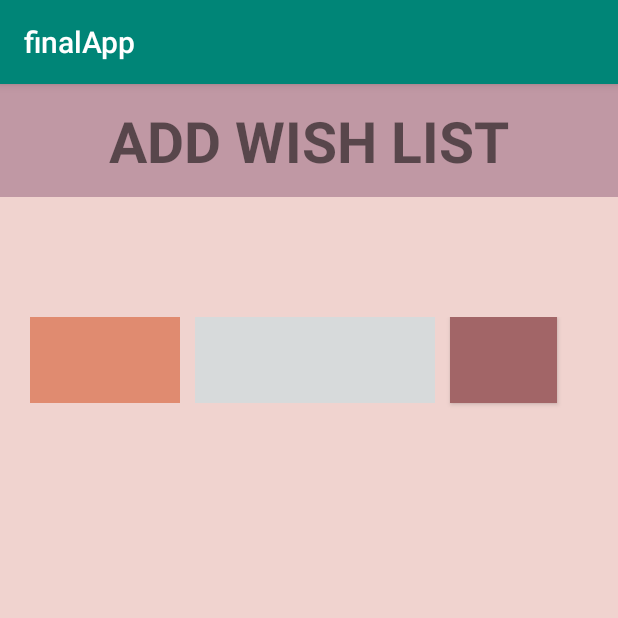
After one commit to daixzz/finalApp, an Android app: the add_pageActivity screen opened directly, with no data from a screen before it, on a phone screen of 412 x 824 dp, the top half of it. The commit adds this screen. Run offline under Robolectric (Android 15) with nearby library versions, the phone set to English and light mode, and no system bars.

Commit message:
6.14好烦呐好烦好烦好烦好烦我真的觉得好烦我也想去迪斯尼烦

```diff
--- /dev/null
+++ b/app/src/main/java/com/zhen/finalapp/add_pageActivity.java
@@ -0,0 +1,35 @@
+package com.zhen.finalapp;
+
+import androidx.appcompat.app.AppCompatActivity;
+
+import android.app.DatePickerDialog;
+import android.os.Bundle;
+import android.view.View;
+import android.widget.DatePicker;
+import android.widget.Toast;
+
+import java.util.Calendar;
+
+public class add_pageActivity extends AppCompatActivity {
+
+    @Override
+    protected void onCreate(Bundle savedInstanceState) {
+        super.onCreate(savedInstanceState);
+        setContentView(R.layout.activity_add_page);
+    }
+
+    public void Click(View btn){
+        Calendar calendar=Calendar.getInstance();
+        new DatePickerDialog( this, new DatePickerDialog.OnDateSetListener() {
+            @Override
+            public void onDateSet(DatePicker view, int year, int month, int dayOfMonth) {
+                String text = "你选择了：" + year + "年" + (month + 1) + "月" + dayOfMonth + "日";
+                Toast.makeText( add_pageActivity.this, text, Toast.LENGTH_SHORT ).show();
+            }
+        }
+                ,calendar.get(Calendar.YEAR)
+                ,calendar.get(Calendar.MONTH)
+                ,calendar.get(Calendar.DAY_OF_MONTH)).show();
+
+    }
+}
--- /dev/null
+++ b/app/src/main/res/layout/activity_add_page.xml
@@ -0,0 +1,66 @@
+<?xml version="1.0" encoding="utf-8"?>
+<LinearLayout xmlns:android="http://schemas.android.com/apk/res/android"
+    xmlns:app="http://schemas.android.com/apk/res-auto"
+    xmlns:tools="http://schemas.android.com/tools"
+    android:layout_width="match_parent"
+    android:layout_height="match_parent"
+    android:background="#F0D3CF"
+
+    android:orientation="vertical"
+    tools:context=".add_pageActivity">
+
+
+    <TextView
+        android:id="@+id/addTitle"
+        android:layout_width="match_parent"
+        android:layout_height="75sp"
+        android:background="#C098A4"
+
+        android:gravity="center"
+        android:text="@string/adddsth"
+        android:textSize="38dp"
+        android:textStyle="bold" />
+
+
+    <LinearLayout
+        android:layout_width="match_parent"
+        android:layout_height="match_parent"
+        android:layout_marginLeft="20dp"
+        android:layout_marginTop="80dp"
+        android:orientation="horizontal">
+
+        <TextView
+
+            android:id="@+id/datemm"
+
+            android:layout_width="100dp"
+            android:layout_height="57dp"
+            android:background="#E08B70"
+            android:gravity="center"
+            android:textSize="25sp"
+            tools:text="@string/datee" />
+
+        <TextView
+            android:id="@+id/dateTo"
+            android:layout_width="160dp"
+            android:layout_height="57dp"
+            android:layout_gravity="left"
+            android:layout_marginLeft="10dp"
+            android:background="#D7DADB"
+            android:gravity="center" />
+
+        <Button
+            android:id="@+id/chooseDate"
+            android:layout_width="71dp"
+            android:layout_height="57dp"
+            android:layout_gravity="left"
+            android:layout_marginLeft="10dp"
+
+            android:background="#A26567"
+            android:onClick="Click" />
+
+
+    </LinearLayout>
+
+
+</LinearLayout>
--- a/app/src/main/res/values/strings.xml
+++ b/app/src/main/res/values/strings.xml
@@ -16,5 +16,10 @@
     <string name="movietitle">TOP 25 MOVIES</string>
     <string name="fromwheree">——FROM DOUBAN</string>
     <string name="answerrr">SEARCH RESULT</string>
+    <string name="topTVSe">TOP 25 TV SERIES</string>
+    <string name="tvfromwheree">——FROM DOUBAN</string>
+    <string name="addSth">AddSth</string>
+    <string name="adddsth">ADD WISH LIST</string>
+    <string name="datee">DATE</string>
 
 </resources>
```
Also changed, not shown: app/src/main/AndroidManifest.xml (+10 -2 lines), app/src/main/java/com/zhen/finalapp/MainActivity.java (+14 -29 lines), app/src/main/res/layout/activity_main.xml (+6 -1 lines).
